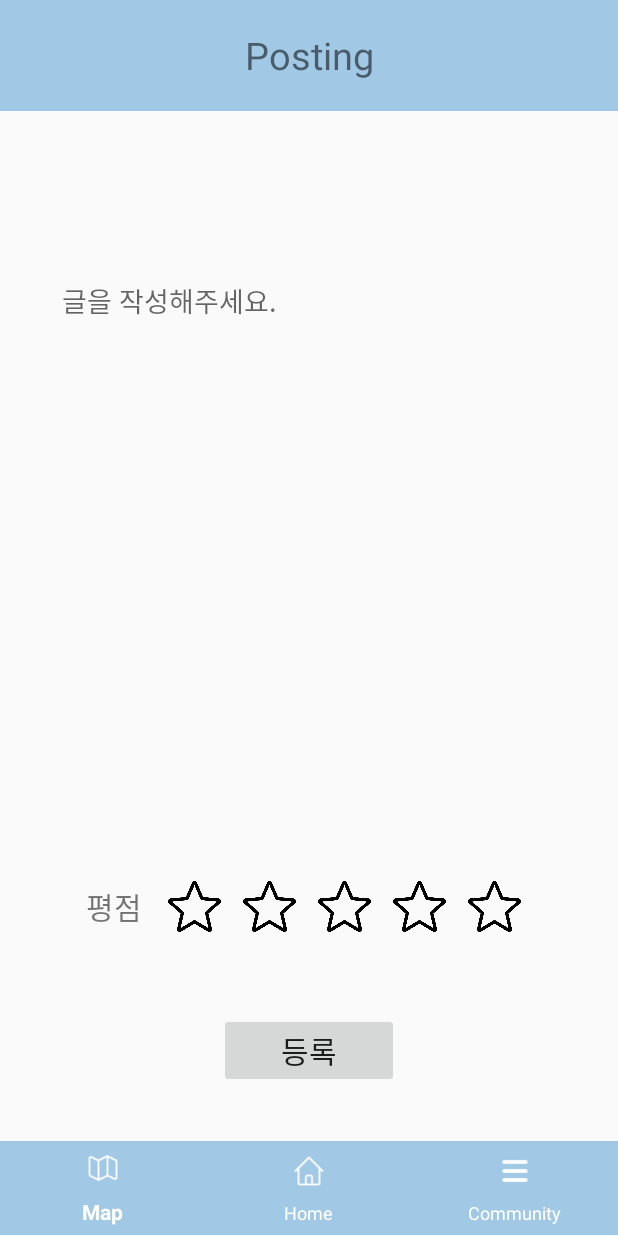
After one commit to team3-hmh/hmhFrontend, an Android app: the PostingActivity screen opened directly, with no data from a screen before it, on a phone screen of 412 x 824 dp. The commit adds this screen. Run offline under Robolectric (Android 15) with nearby library versions, the phone set to English and light mode, and no system bars.

Commit message:
- dummy
- Kimho.

```diff
--- a/app/src/main/java/kr/example/ttubuckttubuck/CommunityActivity.java
+++ b/app/src/main/java/kr/example/ttubuckttubuck/CommunityActivity.java
@@ -30,9 +30,9 @@ public class CommunityActivity extends AppCompatActivity {
     private ImageButton addPostBtn;
     private int fromWhere;
 
-    private PostItem addPostItem(int postImg, String postTitle, String postContent, String date){
+    private PostItem addPostItem(int postImg, String postTitle, String postContent, String date) {
         PostItem tmp = new PostItem(getApplicationContext());
-        tmp.setTag("todoItem"+ (++postitemCnt));
+        tmp.setTag("todoItem" + (++postitemCnt));
         tmp.setPostImg(R.drawable.kmu);
         tmp.setPostTitle(postTitle);
         tmp.setPostContent(postContent);
@@ -84,12 +84,21 @@ public class CommunityActivity extends AppCompatActivity {
         postList = findViewById(R.id.postList);
 
         addPostBtn = findViewById(R.id.addPostBtn);
-        addPostBtn.setOnClickListener(view-> postList.addView(addPostItem(-1,"성북구 국민대학교 북악관 207호", content,"2023-11-11")));
+        addPostBtn.setOnClickListener(view -> {
+                    //postList.addView(addPostItem(-1, "성북구 국민대학교 북악관 207호", content, "2023-11-11"))
+                    Intent toPostingActivity = new Intent(getApplicationContext(), PostingActivity.class);
+                    Log.d(TAG + "Intent", "Convert to Posting Activity.");
+                    // toPostingActivity.putExtra("fromWhere", COMMUNITY);
+                    startActivity(toPostingActivity);
+                }
+        );
     }
+
     @Override
     protected void onPause() {
         super.onPause();
     }
+
     @Override
     protected void onResume() {
         super.onResume();
--- a/app/src/main/java/kr/example/ttubuckttubuck/MainActivity.java
+++ b/app/src/main/java/kr/example/ttubuckttubuck/MainActivity.java
@@ -89,13 +89,11 @@ public class MainActivity extends AppCompatActivity {
         return tmp;
     }
 
-    private HomeTodoItem addTodoItem(TodoListDto todoListDto){
+    private HomeTodoItem addTodoItem(String name){
         HomeTodoItem tmp = new HomeTodoItem(getApplicationContext());
         tmp.setTag("todoItem"+ (++todotemCnt));
-        String title = todoListDto.getContent();
-        tmp.setTitle(title);
-        tmp.setDate(todoListDto.getDate());
-        tmp.findViewById(R.id.todoChk).setOnClickListener(view-> checkingTodo(view, todoListDto));
+        tmp.setTitle(name);
+        tmp.setDate(name);
         return tmp;
     }
 
@@ -141,8 +139,8 @@ public class MainActivity extends AppCompatActivity {
                 Log.d(TAG + "Intent", "Convert to Map Activity.");
                 startActivity(toMapActivity);
             } else if (item.getTitle().equals("Home")) {
-                // todoList.addView(addItem());
-//                todoList.addView(addTodoItem("김호","혜화", "2023-11-11"));
+                todoList.addView(addTodoItem("김호"));
+                // todoList.addView(addTodoItem("김호","혜화", "2023-11-11"));
                 Log.d(TAG + "Intent", "Already in Main Activity.");
             } else { // Community
                 Intent toCommunityActivity = new Intent(getApplicationContext(), CommunityActivity.class);
@@ -194,7 +192,7 @@ public class MainActivity extends AppCompatActivity {
                 List<TodoListDto> todoLists = response.body();
                 if (todoLists != null) {
                     for (TodoListDto todoList : todoLists) {
-                        addTodoItem(todoList);
+                        //addTodoItem(todoList);
                     }
                 }
             }
--- /dev/null
+++ b/app/src/main/java/kr/example/ttubuckttubuck/PostingActivity.java
@@ -0,0 +1,97 @@
+package kr.example.ttubuckttubuck;
+
+import android.os.Bundle;
+import android.util.Log;
+import android.widget.Button;
+import android.widget.EditText;
+import android.widget.ImageButton;
+
+import androidx.appcompat.app.AppCompatActivity;
+
+import java.util.ArrayList;
+
+public class PostingActivity extends AppCompatActivity {
+    private static final String TAG = "PostingActivity";
+
+    private ImageButton starBtn1, starBtn2, starBtn3, starBtn4, starBtn5;
+    private ArrayList<ImageButton> starBtns = new ArrayList<>();
+    private EditText postEditTxt;
+    private Button submitBtn;
+
+    @Override
+    protected void onCreate(Bundle savedInstanceState) {
+        super.onCreate(savedInstanceState);
+        setContentView(R.layout.activity_posting);
+        Log.d(TAG, "onCreate() called.");
+
+        postEditTxt = findViewById(R.id.postEditTxt);
+        submitBtn = findViewById(R.id.submitBtn);
+        submitBtn.setOnClickListener(view -> {
+
+        });
+
+        starBtnInit();
+    }
+
+    private void starBtnInit(){
+        starBtn1 = findViewById(R.id.star1);
+        starBtns.add(starBtn1);
+        starBtn2 = findViewById(R.id.star2);
+        starBtns.add(starBtn2);
+        starBtn3 = findViewById(R.id.star3);
+        starBtns.add(starBtn3);
+        starBtn4 = findViewById(R.id.star4);
+        starBtns.add(starBtn4);
+        starBtn5 = findViewById(R.id.star5);
+        starBtns.add(starBtn5);
+
+        starBtn1.setOnClickListener(view -> {
+            Log.d(TAG, "star button 0 selected.");
+            setBtnSelected(0);
+        });
+
+        starBtn2.setOnClickListener(view -> {
+            Log.d(TAG, "star button 1 selected.");
+            setBtnSelected(1);
+        });
+
+        starBtn3.setOnClickListener(view -> {
+            Log.d(TAG, "star button 2 selected.");
+            setBtnSelected(2);
+        });
+
+        starBtn4.setOnClickListener(view -> {
+            Log.d(TAG, "star button 3 selected.");
+            setBtnSelected(3);
+        });
+
+        starBtn5.setOnClickListener(view -> {
+            Log.d(TAG, "star button 4 selected.");
+            setBtnSelected(4);
+        });
+    }
+
+    private void setBtnSelected(int inx){
+        for(int i = 0; i < 5; i++)
+            starBtns.get(i).setPressed(false);
+
+        for(int i = 0; i <= inx; i++)
+            starBtns.get(i).setPressed(true);
+    }
+    protected void onPause() {
+        super.onPause();
+        Log.d(TAG, "onPause() called.");
+    }
+
+    @Override
+    protected void onResume() {
+        super.onResume();
+        Log.d(TAG, "onResume() called.");
+    }
+
+    @Override
+    protected void onDestroy() {
+        super.onDestroy();
+        Log.d(TAG, "onDestroy() called.");
+    }
+}
--- /dev/null
+++ b/app/src/main/res/drawable/star_btn.xml
@@ -0,0 +1,8 @@
+<?xml version="1.0" encoding="utf-8"?>
+<selector xmlns:android="http://schemas.android.com/apk/res/android">
+    <item android:state_pressed="false"
+        android:drawable="@drawable/star" />
+
+    <item android:state_pressed="true"
+        android:drawable="@drawable/star_chk"/>
+</selector>
--- a/app/src/main/res/layout/activity_login.xml
+++ b/app/src/main/res/layout/activity_login.xml
@@ -43,6 +43,7 @@
 
                 <EditText
                     android:id="@+id/idText"
+                    android:text="go@naver.com"
                     android:layout_width="match_parent"
                     android:layout_height="100dp"
                     android:hint="ID"
@@ -50,6 +51,7 @@
 
                 <EditText
                     android:id="@+id/pwdText"
+                    android:text="qpwo1029!"
                     android:layout_width="match_parent"
                     android:layout_height="100dp"
                     android:hint="Password"
--- /dev/null
+++ b/app/src/main/res/layout/activity_posting.xml
@@ -0,0 +1,140 @@
+<?xml version="1.0" encoding="utf-8"?>
+<androidx.constraintlayout.widget.ConstraintLayout xmlns:android="http://schemas.android.com/apk/res/android"
+    xmlns:app="http://schemas.android.com/apk/res-auto"
+    xmlns:tools="http://schemas.android.com/tools"
+    android:layout_width="match_parent"
+    android:layout_height="match_parent">
+
+    <LinearLayout
+        android:id="@+id/mainLayout"
+        android:layout_width="0dp"
+        android:layout_height="0dp"
+        android:orientation="vertical"
+        android:weightSum="10"
+        app:layout_constraintBottom_toBottomOf="parent"
+        app:layout_constraintEnd_toEndOf="parent"
+        app:layout_constraintStart_toStartOf="parent"
+        app:layout_constraintTop_toTopOf="parent">
+
+        <androidx.appcompat.widget.Toolbar
+            android:id="@+id/toolBar"
+            android:layout_width="match_parent"
+            android:layout_height="60dp"
+            android:layout_weight="0.2"
+            android:background="@color/app_theme">
+
+            <TextView
+                android:id="@+id/toolBarTitle"
+                android:layout_width="wrap_content"
+                android:layout_height="wrap_content"
+                android:layout_gravity="center"
+                android:text="Posting"
+                android:textFontWeight="@integer/material_motion_duration_short_2"
+                android:textSize="25dp" />
+        </androidx.appcompat.widget.Toolbar>
+
+        <LinearLayout
+            android:layout_width="match_parent"
+            android:layout_height="0dp"
+            android:layout_weight="7"
+            android:gravity="center"
+            android:orientation="vertical">
+
+            <ScrollView
+                android:layout_width="360dp"
+                android:layout_height="300dp"
+                android:scrollbars="vertical">
+
+                <EditText
+                    android:id="@+id/postEditTxt"
+                    android:layout_width="match_parent"
+                    android:layout_height="wrap_content"
+                    android:layout_marginHorizontal="15dp"
+                    android:layout_marginVertical="15dp"
+                    android:background="@null"
+                    android:hint="글을 작성해주세요." />
+            </ScrollView>
+
+        </LinearLayout>
+
+        <LinearLayout
+            android:id="@+id/review"
+            android:layout_width="match_parent"
+            android:layout_height="0dp"
+            android:layout_weight="1"
+            android:gravity="center"
+            android:orientation="horizontal">
+
+            <TextView
+                android:layout_width="wrap_content"
+                android:layout_height="wrap_content"
+                android:layout_marginRight="10dp"
+                android:text="평점"
+                android:textSize="20dp" />
+
+            <ImageButton
+                android:id="@+id/star1"
+                android:background="@drawable/star_btn"
+                android:scaleType="fitCenter"
+                android:layout_width="35dp"
+                android:layout_height="35dp"
+                android:layout_marginHorizontal="7dp" />
+
+            <ImageButton
+                android:id="@+id/star2"
+                android:scaleType="fitCenter"
+                android:background="@drawable/star_btn"
+                android:layout_width="35dp"
+                android:layout_height="35dp"
+                android:layout_marginHorizontal="7dp" />
+
+            <ImageButton
+                android:id="@+id/star3"
+                android:scaleType="fitCenter"
+                android:background="@drawable/star_btn"
+                android:layout_width="35dp"
+                android:layout_height="35dp"
+                android:layout_marginHorizontal="7dp" />
+
+            <ImageButton
+                android:id="@+id/star4"
+                android:scaleType="fitCenter"
+                android:background="@drawable/star_btn"
+                android:layout_width="35dp"
+                android:layout_height="35dp"
+                android:layout_marginHorizontal="7dp" />
+
+            <ImageButton
+                android:id="@+id/star5"
+                android:scaleType="fitCenter"
+                android:background="@drawable/star_btn"
+                android:layout_width="35dp"
+                android:layout_height="35dp"
+                android:layout_marginHorizontal="7dp" />
+        </LinearLayout>
+
+        <LinearLayout
+            android:layout_width="match_parent"
+            android:layout_height="0dp"
+            android:layout_weight="1.7"
+            android:gravity="center">
+
+            <Button
+                android:id="@+id/submitBtn"
+                android:layout_width="120dp"
+                android:layout_height="wrap_content"
+                android:text="등록"
+                android:textSize="20dp" />
+        </LinearLayout>
+
+        <com.google.android.material.bottomnavigation.BottomNavigationView
+            android:id="@+id/navigationBtm"
+            android:layout_width="match_parent"
+            android:layout_height="?android:attr/actionBarSize"
+            android:layout_weight="0.1"
+            android:background="@color/app_theme"
+            app:itemIconTint="@android:color/primary_text_dark"
+            app:itemTextColor="@android:color/primary_text_dark"
+            app:menu="@menu/bottom_navi" />
+    </LinearLayout>
+</androidx.constraintlayout.widget.ConstraintLayout>
```
Also changed, not shown: app/src/main/AndroidManifest.xml (+7 -0 lines), app/src/main/res/drawable/star.png (added), app/src/main/res/drawable/star_chk.png (added).
